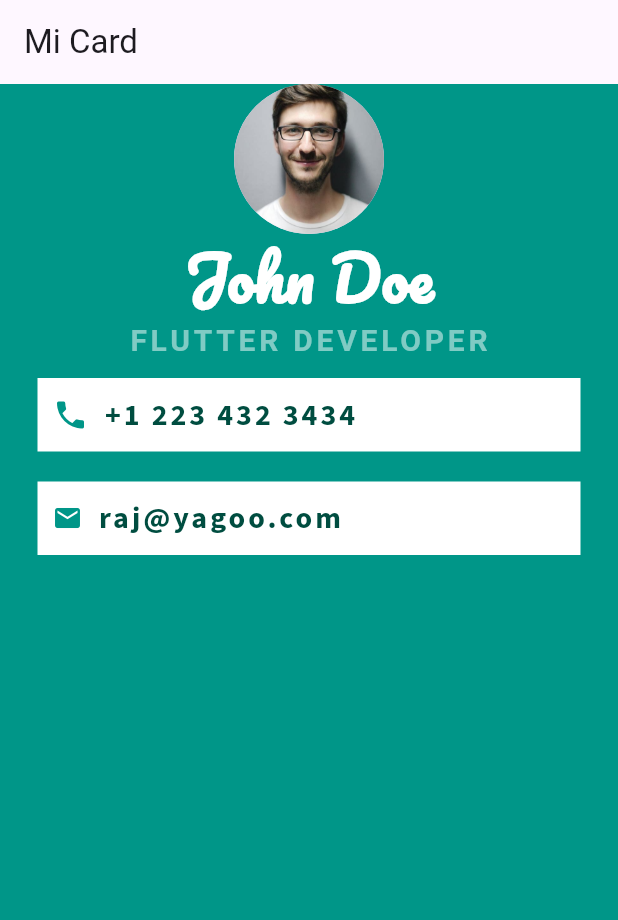
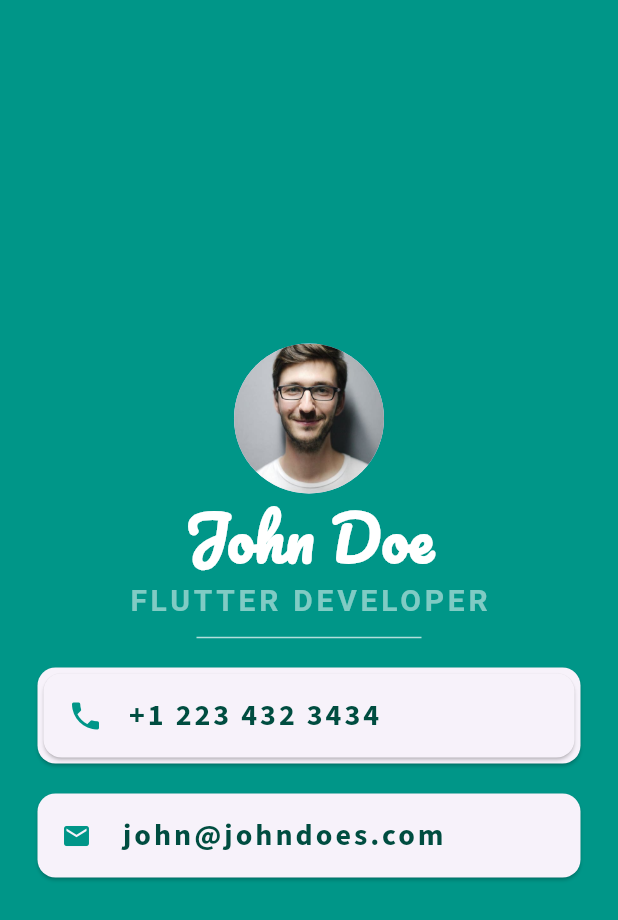
Before and after one commit to raj-chimmalgi/mi_card_flutter, a Flutter app: the screen it shows after launch, on a phone screen of 412 x 824 dp. Shown: the top 920 px of the screen. Run offline on Flutter 3.47's test engine with Material 3 defaults, Android fonts, the phone set to English and light mode, and no system bars; Roboto replaces fonts that are missing (SourceSans3-VariableFont_wght).

Commit message:
complete business card

```diff
--- a/lib/main.dart
+++ b/lib/main.dart
@@ -10,11 +10,9 @@ class MyApp extends StatelessWidget {
     return MaterialApp(
       home: Scaffold(
         backgroundColor: Colors.teal,
-        appBar: AppBar(
-          title: Text('Mi Card'),
-        ),
         body: SafeArea(
           child: Column(
+            mainAxisAlignment: MainAxisAlignment.center,
             children: [
               CircleAvatar(
                 radius: 50,
@@ -37,20 +35,22 @@ class MyApp extends StatelessWidget {
                     fontWeight: FontWeight.bold,
                     color: Colors.teal.shade200),
               ),
-              Container(
-                padding: EdgeInsets.all(10),
-                color: Colors.white,
+              SizedBox(
+                height: 20,
+                width: 150,
+                child: Divider(
+                  color: Colors.teal.shade100,
+                ),
+              ),
+              Card(
                 margin: EdgeInsets.symmetric(vertical: 10, horizontal: 25),
-                child: Row(
-                  children: [
-                    Icon(
+                child: Card(
+                  child: ListTile(
+                    leading: Icon(
                       Icons.phone,
                       color: Colors.teal,
                     ),
-                    SizedBox(
-                      width: 10,
-                    ),
-                    Text(
+                    title: Text(
                       '+1 223 432 3434',
                       style: TextStyle(
                         color: Colors.teal.shade900,
@@ -59,33 +59,28 @@ class MyApp extends StatelessWidget {
                         letterSpacing: 2,
                         fontSize: 20,
                       ),
-                    )
-                  ],
                     ),
                   ),
-              Container(
-                padding: EdgeInsets.all(10),
+                ),
+              ),
+              Card(
                 margin: EdgeInsets.symmetric(vertical: 10, horizontal: 25),
-                color: Colors.white,
-                child: Row(
-                  children: [
-                    Icon(
+                child: ListTile(
+                  leading: Icon(
                     Icons.email,
                     color: Colors.teal,
                     size: 20,
                   ),
-                    SizedBox(width: 10),
-                    Text(
-                      'raj@yagoo.com',
+                  title: Text(
+                    'john@johndoes.com',
                     style: TextStyle(
                       color: Colors.teal.shade900,
+                      letterSpacing: 2,
                       fontFamily: 'SourceSans3',
+                      fontSize: 20,
                       fontWeight: FontWeight.bold,
-                        letterSpacing: 2,
-                        fontSize: 20,
                     ),
-                    )
-                  ],
+                  ),
                 ),
               )
             ],
```
Lines whose indentation alone changed are shown as unchanged.
